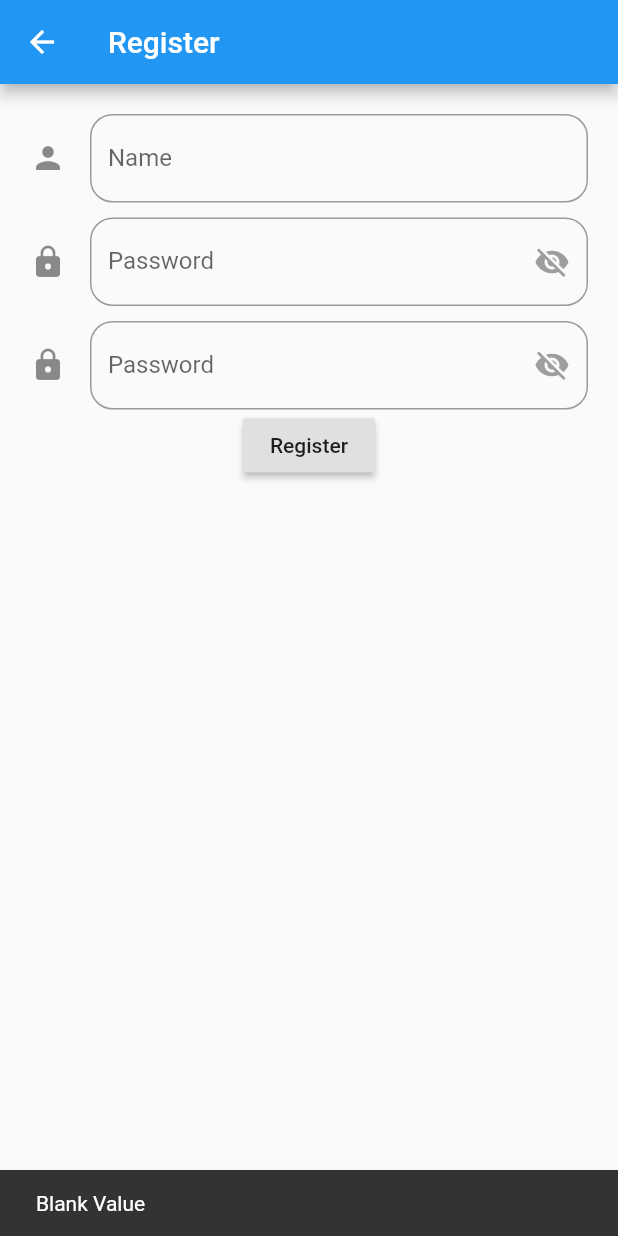
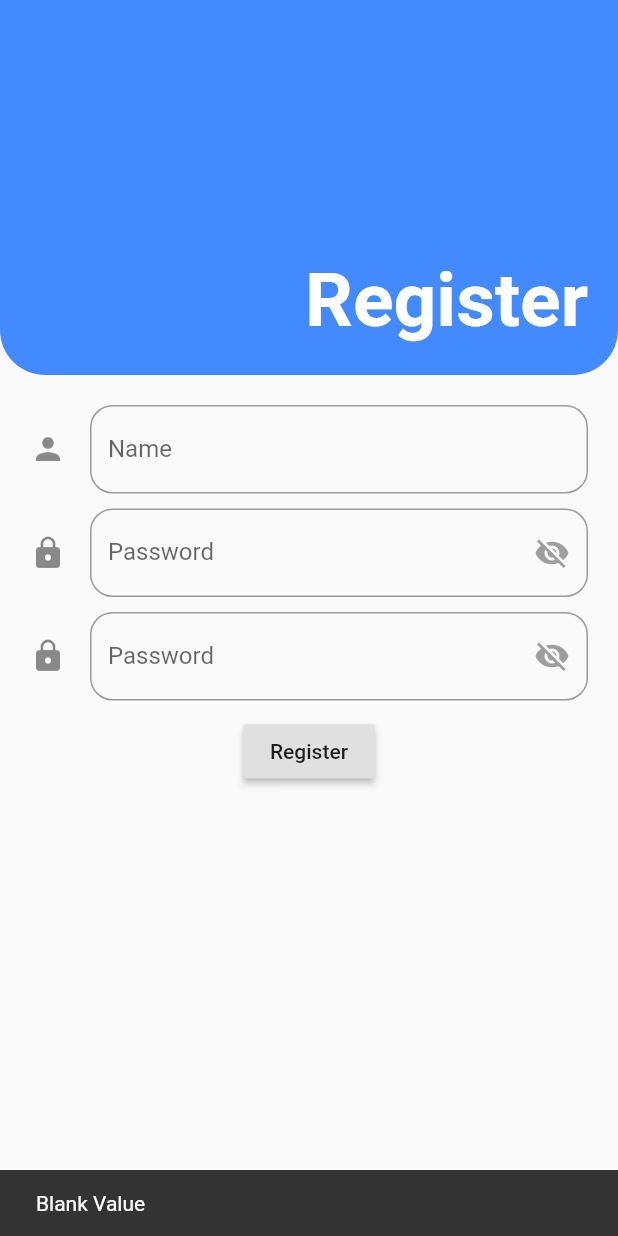
Before and after one commit to mutiakk/FoodyBag, a Flutter app: the RegistPage screen opened directly, after a tap on "Register", on a phone screen of 412 x 824 dp. Run offline on Flutter 3.47's test engine with Material 2 defaults, Android fonts, the phone set to English and light mode, and no system bars; our stand-ins replace shared_preferences; accounts and stored records are empty.

Commit message:
login and register

```diff
--- a/lib/api.dart
+++ b/lib/api.dart
@@ -1,5 +1,5 @@
 class Env{
-  String baseURL="http://localhost:3000";
+  String baseURL="http://10.0.2.2:3000";
 
   Uri postLoginCustomer() {
     return Uri.parse(baseURL + "/api/login");
--- a/lib/screen/regist_screen.dart
+++ b/lib/screen/regist_screen.dart
@@ -30,24 +30,30 @@ class _RegistPageState extends State<RegistPage> {
   }
 
   void _regist() async {
-    if (emailControl.text.isNotEmpty && passControl.text.isNotEmpty && passControl2.text.isNotEmpty) {
+    // bikin password 1 ama 2 sama (validate)
+
+    //Ga boleh kosong
+    if (emailControl.text.isNotEmpty &&
+        passControl.text.isNotEmpty &&
+        passControl2.text.isNotEmpty) {
       var response = await http.post(Env().postRegistCustomer(),
-          body: ({
+          body: jsonEncode({
             "username": emailControl.text,
             "password": passControl.text,
-          }));
-      if (response.statusCode == 200) {
+            "password_repeat": passControl2.text
+          }),headers: {"Content-Type": "application/json"});
+      if (response.statusCode == 201) {
         final body = jsonDecode(response.body);
         ScaffoldMessenger.of(context)
             .showSnackBar(SnackBar(content: Text('Register Success')));
         SharedPreferences prefs = await SharedPreferences.getInstance();
-        await prefs.setString("register", body['token']);
+        await prefs.setString("register", body['message']);
         Navigator.of(context).pushAndRemoveUntil(
             MaterialPageRoute(builder: (context) => LoginPage()),
             (route) => false);
       } else {
-        ScaffoldMessenger.of(context).showSnackBar(
-            SnackBar(content: Text('The box must be fill')));
+        ScaffoldMessenger.of(context)
+            .showSnackBar(SnackBar(content: Text('unsucces')));
       }
     } else {
       ScaffoldMessenger.of(context)
@@ -69,13 +75,45 @@ class _RegistPageState extends State<RegistPage> {
   @override
   Widget build(BuildContext context) {
     return Scaffold(
-      appBar: AppBar(title: Text('Register'),),
-        body: SafeArea(
-      child: Center(
+        body: SingleChildScrollView(child:Center(
+        child: Column(children: [
+          Container(
+            width: MediaQuery.of(context).size.width,
+            height: 250,
+            decoration: BoxDecoration(
+                borderRadius: BorderRadius.only(
+                  bottomLeft: Radius.circular(30),
+                  bottomRight: Radius.circular(30),
+                ),
+                color: Colors.blueAccent),
             child: Padding(
+              padding: EdgeInsets.all(10),
+              child: Container(
+                  alignment: Alignment.bottomRight,
+                  child: Padding(
+                    padding: EdgeInsets.all(10),
+                    child: Text(
+                      'Register',
+                      style: TextStyle(
+                          fontSize: 50,
+                          color: Colors.white,
+                          fontWeight: FontWeight.bold),
+                    ),
+                  )),
+            ),
+          ),
+          Padding(
               padding: EdgeInsets.all(20),
-          child: Container(
-            child: Column(
+              child: Form(
+                child: formRegister(),
+              )),
+        ]),
+      ),
+        ));
+  }
+
+  Widget formRegister() {
+    return Column(
       children: [
         TextFormField(
           keyboardType: TextInputType.text,
@@ -85,8 +123,7 @@ class _RegistPageState extends State<RegistPage> {
             icon: Icon(Icons.person),
             border: OutlineInputBorder(
                 borderRadius: BorderRadius.circular(15),
-                        borderSide:
-                            BorderSide(color: Colors.lightGreen, width: 2)),
+                borderSide: BorderSide(color: Colors.lightGreen, width: 2)),
           ),
         ),
         SizedBox(
@@ -133,15 +170,15 @@ class _RegistPageState extends State<RegistPage> {
                 },
               )),
         ),
-                RaisedButton(
-                  onPressed: () {_regist();},
+        SizedBox(
+          height: 10,
+        ),RaisedButton(
+          onPressed: () {
+            _regist();
+          },
           child: Text("Register"),
         )
       ],
-            ),
-          ),
-        ),
-      ),
-    ));
+    );
   }
 }
```
Also changed, not shown: lib/model_api/model_user.dart (+18 -13 lines), lib/screen/login_screen.dart (+14 -10 lines), lib/screen/user_screen.dart (added, +40 -0 lines), lib/widget/home_widget/appBar.dart (+27 -6 lines). Lines whose indentation alone changed are shown as unchanged.
